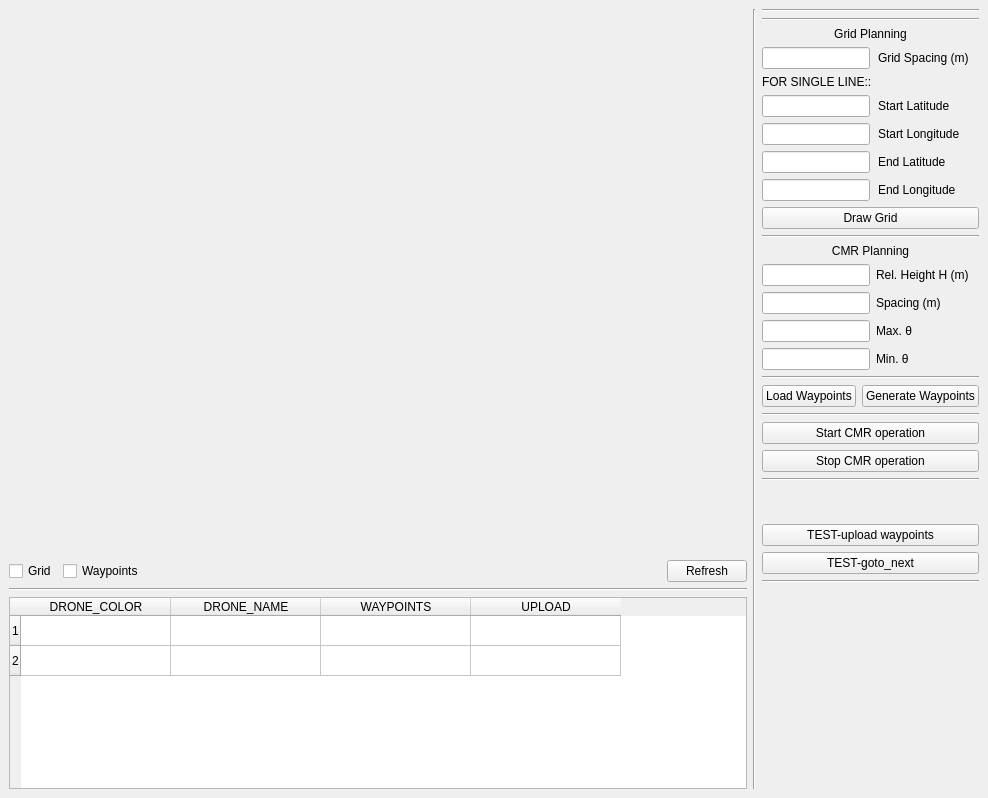
Before: the Qt Designer form src/main/python/gust/gui/ui/cmr_window.ui in drjdlarson/gust, drawn with Qt 5.
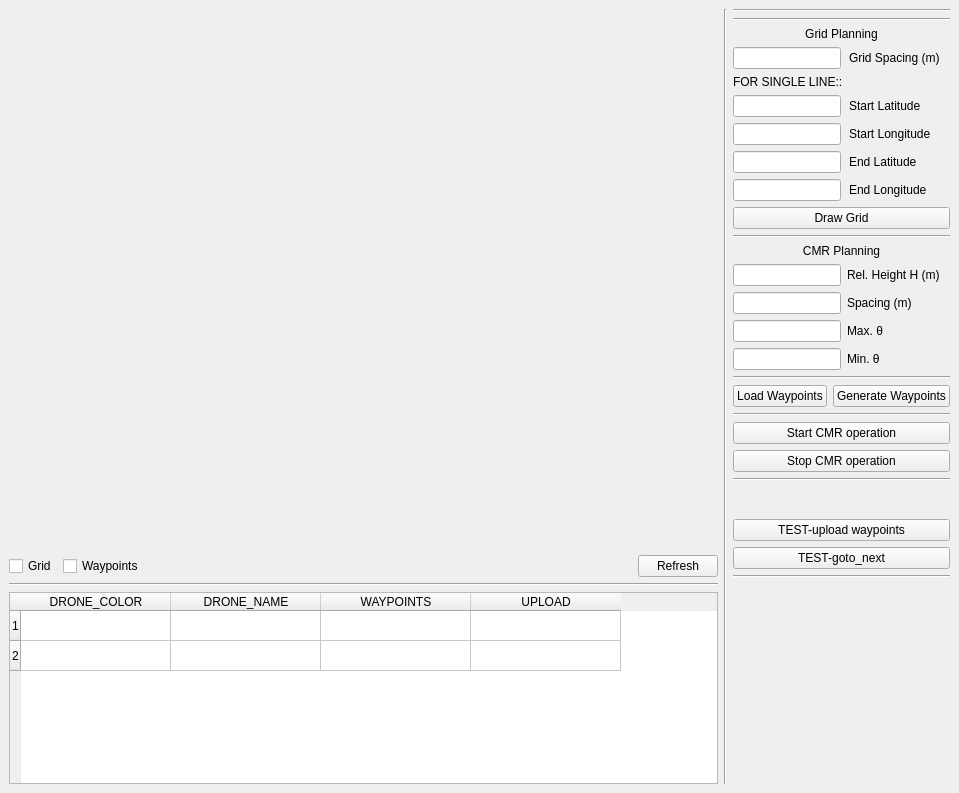
After: the same form once the commit is applied. Custom widgets are drawn as their Qt base class.

Patch:
```diff
--- a/src/main/python/gust/gui/ui/cmr_window.ui
+++ b/src/main/python/gust/gui/ui/cmr_window.ui
@@ -6,8 +6,8 @@
    <rect>
     <x>0</x>
     <y>0</y>
-    <width>988</width>
-    <height>798</height>
+    <width>959</width>
+    <height>793</height>
    </rect>
   </property>
   <property name="windowTitle">
```
Left out of the diff: 12 changed lines with no effect on the pictures.
